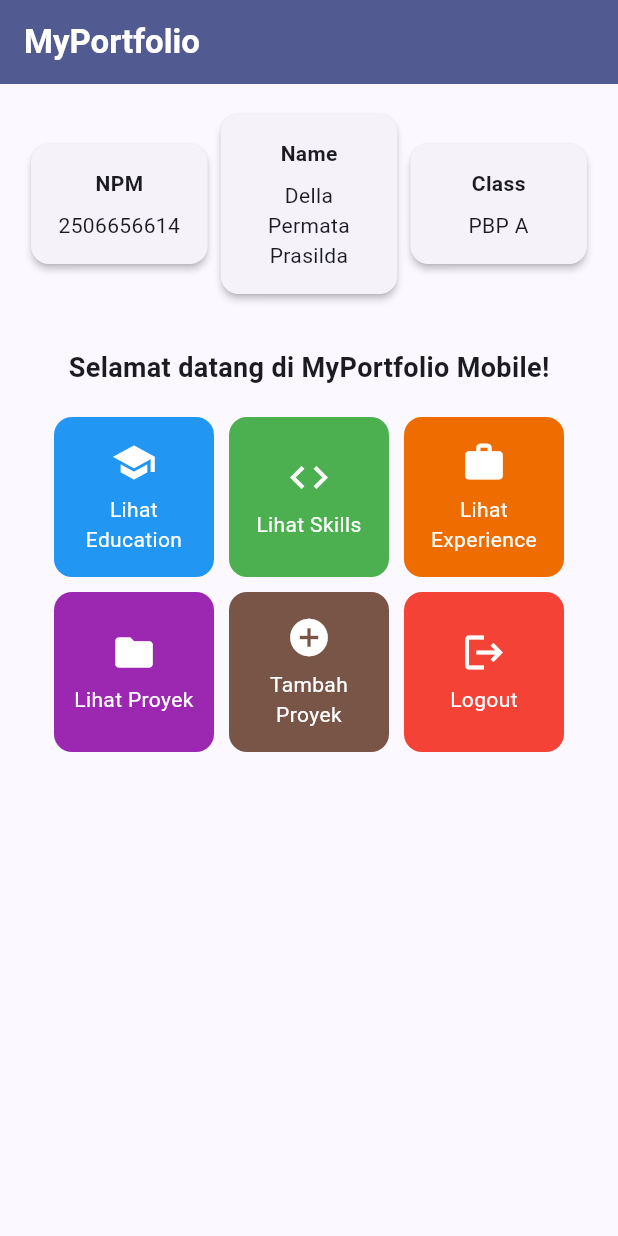
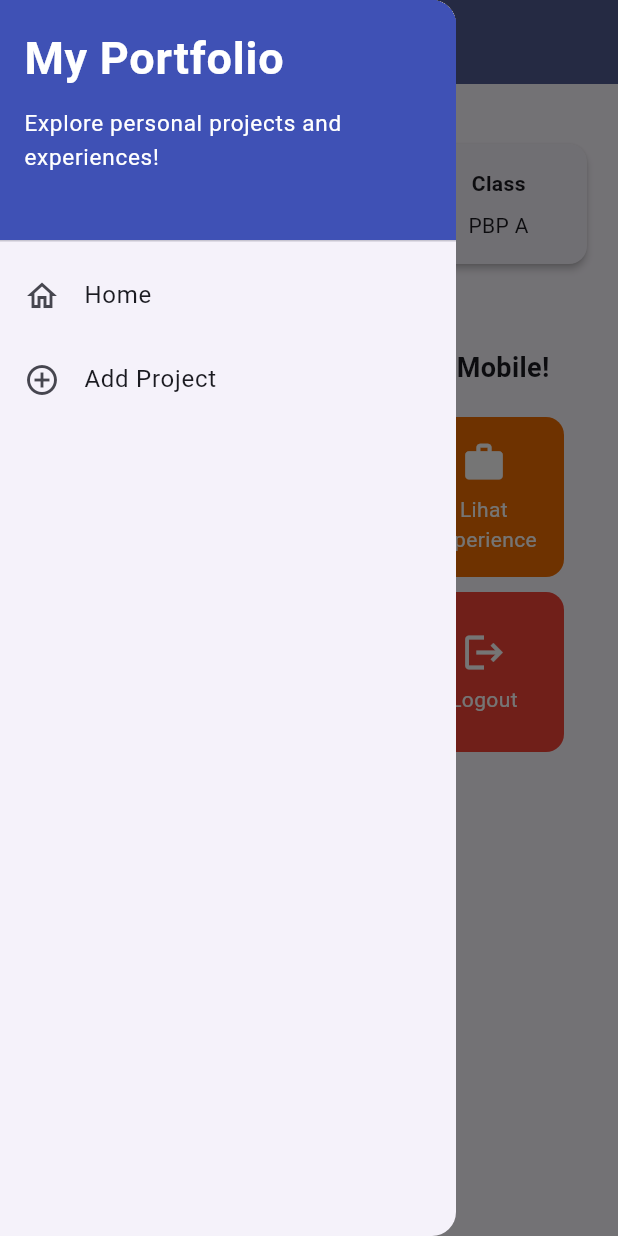
Before and after one commit to dellapermata51-ui/myportofolio_mobile, a Flutter app: the screen it shows after launch, with the side drawer open (before the commit the screen has no drawer), on a phone screen of 412 x 824 dp. Run offline on Flutter 3.47's test engine with Material 3 defaults, Android fonts, the phone set to English and light mode, and no system bars; our stand-ins replace material_ui.

Commit message:
Tutorial 09: Flutter Navigation, Layouts, Forms, and Input Elements

```diff
--- a/lib/main.dart
+++ b/lib/main.dart
@@ -1,5 +1,5 @@
-import 'package:flutter/material.dart';
-import 'package:myportofolio_mobile/menu.dart';
+import 'package:material_ui/material_ui.dart';
+import 'package:myportofolio_mobile/screens/menu.dart';
 
 void main() {
   runApp(const MyApp());
--- a/lib/menu.dart
+++ b/lib/screens/menu.dart
@@ -1,4 +1,6 @@
-import 'package:flutter/material.dart';
+import 'package:material_ui/material_ui.dart';
+import 'package:myportofolio_mobile/widgets/left_drawer.dart';
+import 'package:myportofolio_mobile/widgets/project_card.dart';
 
 class MyHomePage extends StatelessWidget {
   MyHomePage({super.key});
@@ -30,8 +32,10 @@ class MyHomePage extends StatelessWidget {
           ),
         ),
         backgroundColor: Theme.of(context).colorScheme.primary,
+        iconTheme: const IconThemeData(color: Colors.white),
       ),
-
+      // Drawer menu untuk navigasi antarhalaman.
+      drawer: const LeftDrawer(),
       body: SingleChildScrollView(
         child: Padding(
           padding: const EdgeInsets.all(16.0),
@@ -125,50 +129,3 @@ class ItemHomepage {
 
   ItemHomepage(this.name, this.icon, this.color);
 }
-
-class ItemCard extends StatelessWidget {
-  final ItemHomepage item;
-
-  const ItemCard(this.item, {super.key});
-
-  @override
-  Widget build(BuildContext context) {
-    return Material(
-      // Warna latar diambil dari atribut color pada ItemHomepage.
-      color: item.color,
-      borderRadius: BorderRadius.circular(12),
-      child: InkWell(
-        // Aksi ketika kartu ditekan oleh pengguna.
-        onTap: () {
-          // Menampilkan SnackBar dengan pesan interaktif.
-          ScaffoldMessenger.of(context)
-            ..hideCurrentSnackBar()
-            ..showSnackBar(
-              SnackBar(content: Text("Kamu telah menekan tombol ${item.name}!")),
-            );
-        },
-        child: Container(
-          padding: const EdgeInsets.all(8),
-          child: Center(
-            child: Column(
-              mainAxisAlignment: MainAxisAlignment.center,
-              children: [
-                Icon(
-                  item.icon,
-                  color: Colors.white,
-                  size: 30.0,
-                ),
-                const Padding(padding: EdgeInsets.all(3)),
-                Text(
-                  item.name,
-                  textAlign: TextAlign.center,
-                  style: const TextStyle(color: Colors.white),
-                ),
-              ],
-            ),
-          ),
-        ),
-      ),
-    );
-  }
-}
--- /dev/null
+++ b/lib/widgets/left_drawer.dart
@@ -0,0 +1,69 @@
+import 'package:material_ui/material_ui.dart';
+import 'package:myportofolio_mobile/screens/menu.dart';
+import 'package:myportofolio_mobile/screens/project_form.dart';
+
+class LeftDrawer extends StatelessWidget {
+  const LeftDrawer({super.key});
+
+  @override
+  Widget build(BuildContext context) {
+    return Drawer(
+      child: ListView(
+        children: [
+          const DrawerHeader(
+            decoration: BoxDecoration(
+              color: Colors.indigo,
+            ),
+            child: Column(
+              crossAxisAlignment: CrossAxisAlignment.start,
+              children: [
+                Text(
+                  'My Portfolio',
+                  style: TextStyle(
+                    fontSize: 30,
+                    fontWeight: FontWeight.bold,
+                    color: Colors.white,
+                  ),
+                ),
+                SizedBox(height: 10),
+                Text(
+                  'Explore personal projects and experiences!',
+                  style: TextStyle(
+                    fontSize: 15,
+                    color: Colors.white,
+                  ),
+                ),
+              ],
+            ),
+          ),
+          ListTile(
+            leading: const Icon(Icons.home_outlined),
+            title: const Text('Home'),
+            // Navigasi ke halaman utama portofolio
+            onTap: () {
+              Navigator.pushReplacement(
+                context,
+                MaterialPageRoute(
+                  builder: (context) => MyHomePage(),
+                ),
+              );
+            },
+          ),
+          ListTile(
+            leading: const Icon(Icons.add_circle_outline),
+            title: const Text('Add Project'),
+            // Navigasi ke halaman tambah proyek
+            onTap: () {
+              Navigator.pushReplacement(
+                context,
+                MaterialPageRoute(
+                  builder: (context) => const ProjectFormPage(),
+                ),
+              );
+            },
+          ),
+        ],
+      ),
+    );
+  }
+}
--- /dev/null
+++ b/lib/widgets/project_card.dart
@@ -0,0 +1,58 @@
+import 'package:material_ui/material_ui.dart';
+import 'package:myportofolio_mobile/screens/menu.dart';
+import 'package:myportofolio_mobile/screens/project_form.dart';
+
+class ItemCard extends StatelessWidget {
+  final ItemHomepage item;
+
+  const ItemCard(this.item, {super.key});
+
+  @override
+  Widget build(BuildContext context) {
+    return Material(
+      // Warna latar diambil dari atribut color pada ItemHomepage.
+      color: item.color,
+      borderRadius: BorderRadius.circular(12),
+      child: InkWell(
+        // Aksi ketika kartu ditekan oleh pengguna.
+        onTap: () {
+          // Menampilkan SnackBar dengan pesan interaktif.
+          ScaffoldMessenger.of(context)
+            ..hideCurrentSnackBar()
+            ..showSnackBar(
+              SnackBar(content: Text("Kamu telah menekan tombol ${item.name}!")),
+            );
+
+          // Navigate ke halaman yang sesuai
+          if (item.name == "Tambah Proyek") {
+            Navigator.push(
+              context,
+              MaterialPageRoute(builder: (context) => const ProjectFormPage()),
+            );
+          }
+        },
+        child: Container(
+          padding: const EdgeInsets.all(8),
+          child: Center(
+            child: Column(
+              mainAxisAlignment: MainAxisAlignment.center,
+              children: [
+                Icon(
+                  item.icon,
+                  color: Colors.white,
+                  size: 30.0,
+                ),
+                const Padding(padding: EdgeInsets.all(3)),
+                Text(
+                  item.name,
+                  textAlign: TextAlign.center,
+                  style: const TextStyle(color: Colors.white),
+                ),
+              ],
+            ),
+          ),
+        ),
+      ),
+    );
+  }
+}
--- a/pubspec.yaml
+++ b/pubspec.yaml
@@ -34,6 +34,9 @@ dependencies:
   # The following adds the Cupertino Icons font to your application.
   # Use with the CupertinoIcons class for iOS style icons.
   cupertino_icons: ^1.0.8
+
+  # Pustaka Material (dipisah dari paket flutter sejak Flutter 3.50), sesuai Tutorial 09.
+  material_ui: ^1.11.1
 
 dev_dependencies:
   flutter_test:
```
Also changed, not shown: lib/screens/project_form.dart (added, +215 -0 lines), pubspec.lock, 1 other file.
